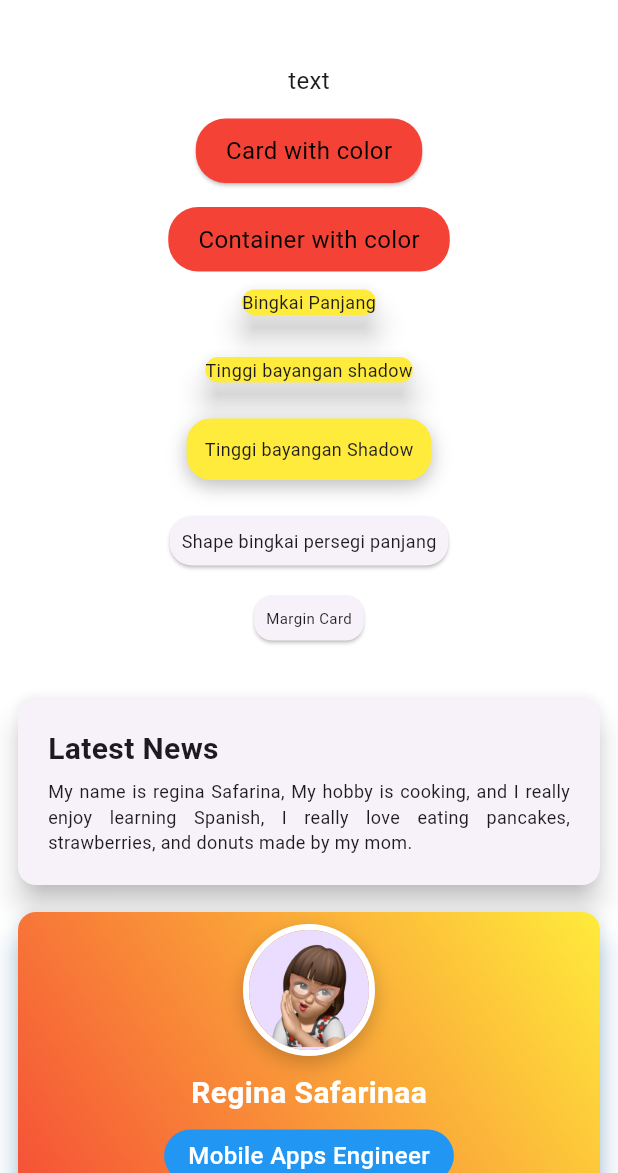
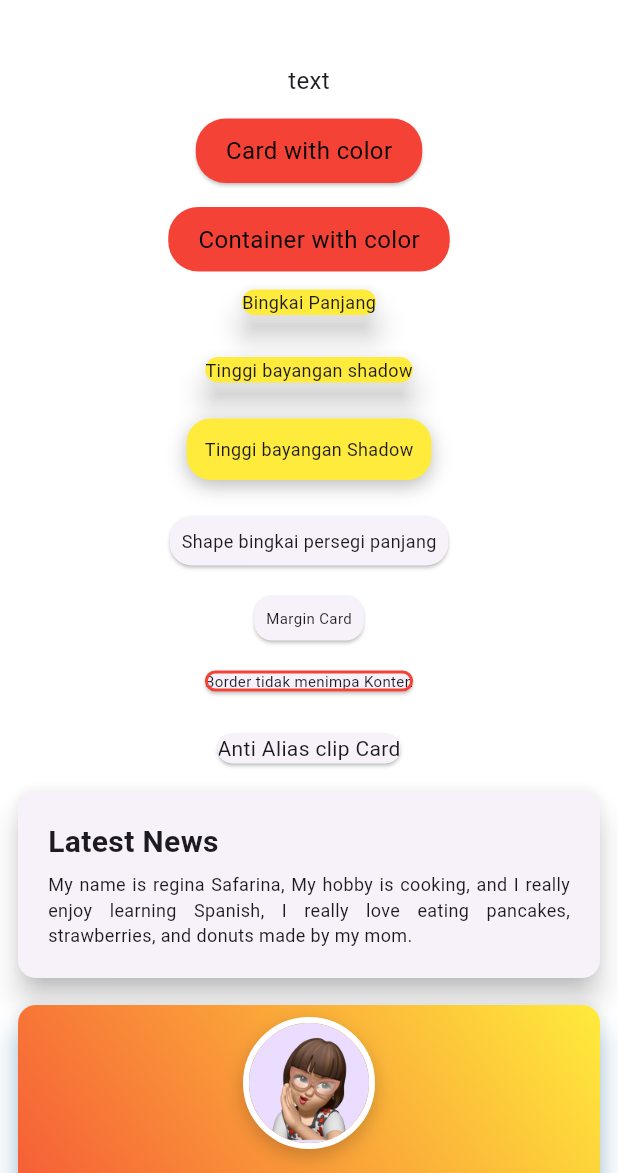
Before and after one commit to ginaa07/Tugas_week_8_latihan_card, a Flutter app: the screen it shows after launch, on a phone screen of 412 x 824 dp, the part 63-1236 px from its top. Run offline on Flutter 3.47's test engine with Material 3 defaults, Android fonts, the phone set to English and light mode, and no system bars.

Commit message:
buat sizedbox dan card untuk text Anti alias clip card

```diff
--- a/lib/pages/latihan_card.dart
+++ b/lib/pages/latihan_card.dart
@@ -110,8 +110,7 @@ class LatihanCard extends StatelessWidget {
                 margin: EdgeInsets.all(16.0),
                 child: Padding(
                   padding: const EdgeInsets.all(8.0),
-                  child: Text("Margin Card", style: TextStyle(fontSize: 10.0)
-                  ),
+                  child: Text("Margin Card", style: TextStyle(fontSize: 10.0)),
                 ),
               ),
               Card(
@@ -119,7 +118,24 @@ class LatihanCard extends StatelessWidget {
                   borderRadius: BorderRadius.circular(16),
                   side: BorderSide(color: Colors.red, width: 2),
                 ),
-
+                borderOnForeground: true, //false
+                child: Text(
+                  "Border tidak menimpa Konten",
+                  style: TextStyle(fontSize: 10.0),
+                ),
+                //child: Padding(
+                // Padding:EdgeInsets.all(8),
+                // child: Text("Border tidak menimpa konten"),
+                // style:TrxtStyle(fontsize: 10.0),
+                // ),
+              ),
+              SizedBox(height: 20.0),
+              Card(
+                clipBehavior: Clip.antiAlias,
+                child: Text(
+                  "Anti Alias clip Card",
+                  style: TextStyle(fontSize: 14.0),
+                ),
               ),
               SizedBox(height: 10),
               Card(
```
